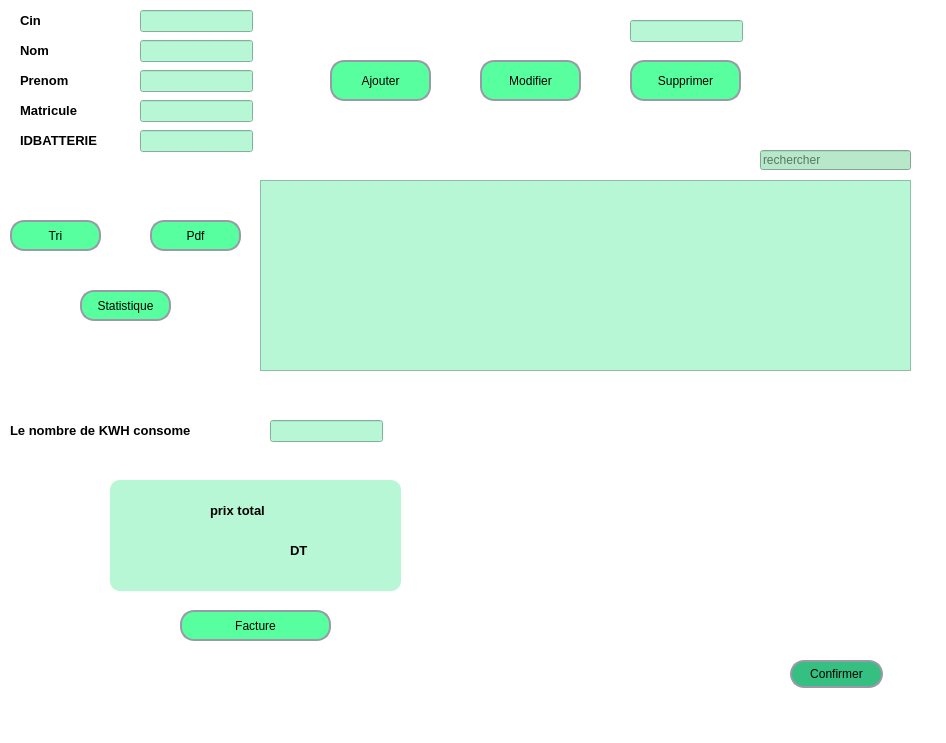
First picture: the form in mainwindow.ui, repository ANISO2/Ocrea, before the edit.
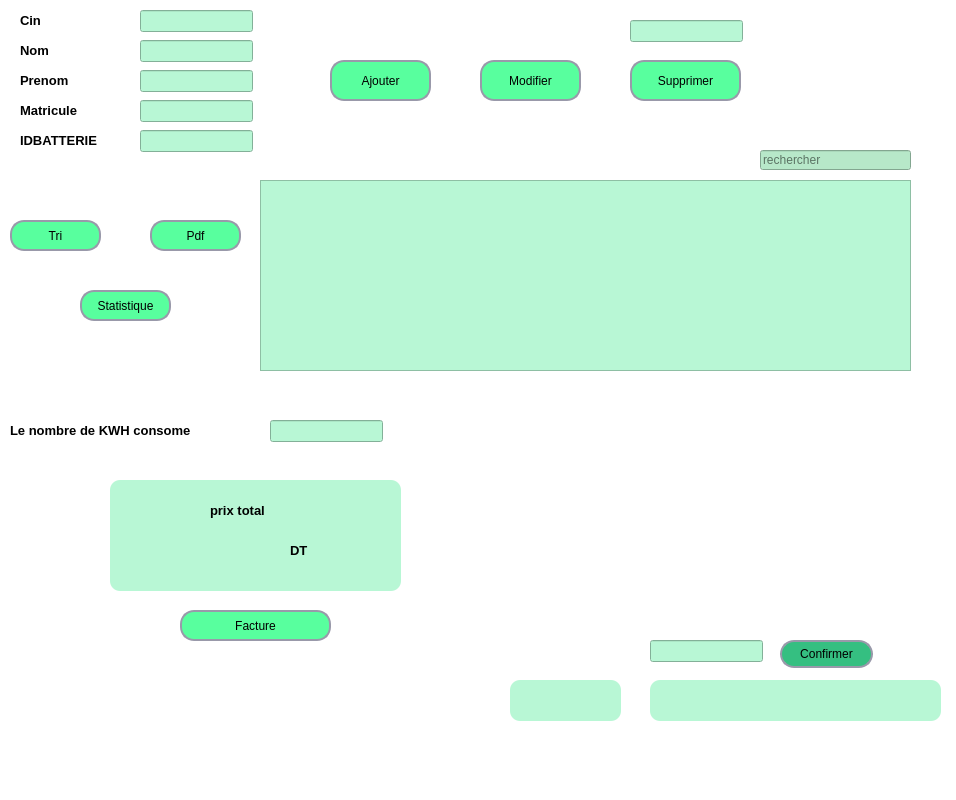
Second picture: the form after the edit. Icons and pictures are not drawn.

What changed in the file:
```diff
--- a/mainwindow.ui
+++ b/mainwindow.ui
@@ -6,8 +6,8 @@
    <rect>
     <x>0</x>
     <y>0</y>
-    <width>946</width>
-    <height>743</height>
+    <width>956</width>
+    <height>800</height>
    </rect>
   </property>
   <property name="windowTitle">
@@ -46,58 +46,6 @@
      <string>&lt;html&gt;&lt;head/&gt;&lt;body&gt;&lt;p&gt;&lt;span style=&quot; font-size:10pt; font-weight:600; color:#000000;&quot;&gt;Nom&lt;/span&gt;&lt;/p&gt;&lt;/body&gt;&lt;/html&gt;</string>
     </property>
    </widget>
-   <widget class="QPushButton" name="pushButton_recherche">
-    <property name="geometry">
-     <rect>
-      <x>790</x>
-      <y>660</y>
-      <width>93</width>
-      <height>28</height>
-     </rect>
-    </property>
-    <property name="styleSheet">
-     <string notr="true">QPushButton {
-	background-color: rgb(53, 191, 129);
-
-	border-style: solid;
-	border-width: 2px;
-	border-color: #9999aa;
-	border-radius: 14px;
-	color: black;
-	/*background-color: qlineargradient(spread:pad, x1:0.5, y1:0, x2:0.5, y2:1, stop:0 rgba(0, 0, 255, 255), stop:1 rgba(255, 255, 255, 255));*/
-}
-
-
-QPushButton:pressed {
-	background-color: qlineargradient(spread:pad, x1:0.5, y1:0, x2:0.5, y2:1, stop:0 rgba(0, 255, 255, 255), stop:1 rgba(255, 255, 255, 255));
-		color: #fffffe;
-}
-
-
-QPushButton:hover:!pressed {
-	background-color: qlineargradient(spread:pad, x1:0.5, y1:0, x2:0.5, y2:1, stop:0 rgba(255, 0, 255, 255), stop:1 rgba(255, 255, 255, 255));
-		color: #0c2f70;
-}
-
-QPushButton:disabled {
-		background-color: #aaaaaa;
-		color: #ffffff;
-}</string>
-    </property>
-    <property name="text">
-     <string>Confirmer</string>
-    </property>
-    <property name="icon">
-     <iconset>
-      <normaloff>../../../Downloads/confirm-16.png</normaloff>../../../Downloads/confirm-16.png</iconset>
-    </property>
-    <property name="iconSize">
-     <size>
-      <width>20</width>
-      <height>20</height>
-     </size>
-    </property>
-   </widget>
    <widget class="QPushButton" name="pushButton_7">
     <property name="geometry">
      <rect>
@@ -622,9 +570,9 @@
    <widget class="QWidget" name="gridLayoutWidget">
     <property name="geometry">
      <rect>
-      <x>500</x>
-      <y>400</y>
-      <width>431</width>
+      <x>420</x>
+      <y>380</y>
+      <width>511</width>
       <height>241</height>
      </rect>
     </property>
@@ -744,6 +692,101 @@
      </size>
     </property>
    </widget>
+   <widget class="QLineEdit" name="lineEditarduino">
+    <property name="geometry">
+     <rect>
+      <x>650</x>
+      <y>640</y>
+      <width>113</width>
+      <height>22</height>
+     </rect>
+    </property>
+    <property name="styleSheet">
+     <string notr="true">background-color: rgb(184, 247, 213);</string>
+    </property>
+   </widget>
+   <widget class="QLabel" name="label_10">
+    <property name="geometry">
+     <rect>
+      <x>650</x>
+      <y>680</y>
+      <width>291</width>
+      <height>41</height>
+     </rect>
+    </property>
+    <property name="styleSheet">
+     <string notr="true">background-color: rgb(184, 247, 213);
+border-radius: 10px;
+</string>
+    </property>
+    <property name="text">
+     <string/>
+    </property>
+   </widget>
+   <widget class="QLabel" name="label_11">
+    <property name="geometry">
+     <rect>
+      <x>510</x>
+      <y>680</y>
+      <width>111</width>
+      <height>41</height>
+     </rect>
+    </property>
+    <property name="styleSheet">
+     <string notr="true">background-color: rgb(184, 247, 213);
+border-radius: 10px;
+</string>
+    </property>
+    <property name="text">
+     <string/>
+    </property>
+   </widget>
+   <widget class="QPushButton" name="pushButton_2">
+    <property name="geometry">
+     <rect>
+      <x>780</x>
+      <y>640</y>
+      <width>93</width>
+      <height>28</height>
+     </rect>
+    </property>
+    <property name="styleSheet">
+     <string notr="true">QPushButton {
+	background-color: rgb(53, 191, 129);
+
+	border-style: solid;
+	border-width: 2px;
+	border-color: #9999aa;
+	border-radius: 14px;
+	color: black;
+	/*background-color: qlineargradient(spread:pad, x1:0.5, y1:0, x2:0.5, y2:1, stop:0 rgba(0, 0, 255, 255), stop:1 rgba(255, 255, 255, 255));*/
+}
+
+
+QPushButton:pressed {
+	background-color: qlineargradient(spread:pad, x1:0.5, y1:0, x2:0.5, y2:1, stop:0 rgba(0, 255, 255, 255), stop:1 rgba(255, 255, 255, 255));
+		color: #fffffe;
+}
+
+
+QPushButton:hover:!pressed {
+	background-color: qlineargradient(spread:pad, x1:0.5, y1:0, x2:0.5, y2:1, stop:0 rgba(255, 0, 255, 255), stop:1 rgba(255, 255, 255, 255));
+		color: #0c2f70;
+}
+
+QPushButton:disabled {
+		background-color: #aaaaaa;
+		color: #ffffff;
+}</string>
+    </property>
+    <property name="text">
+     <string>Confirmer</string>
+    </property>
+    <property name="icon">
+     <iconset>
+      <normaloff>../../../Downloads/confirm-16.png</normaloff>../../../Downloads/confirm-16.png</iconset>
+    </property>
+   </widget>
   </widget>
   <widget class="QMenuBar" name="menubar">
    <property name="geometry">
```
Left out of the diff: 2 changed lines with no effect on the pictures.
